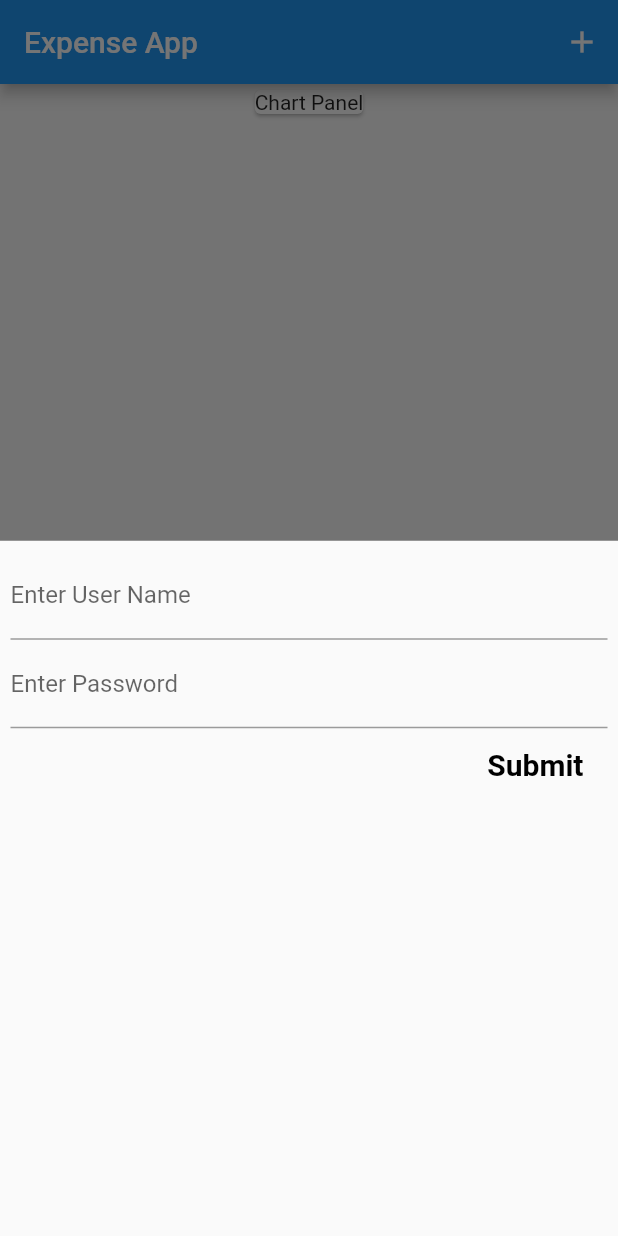
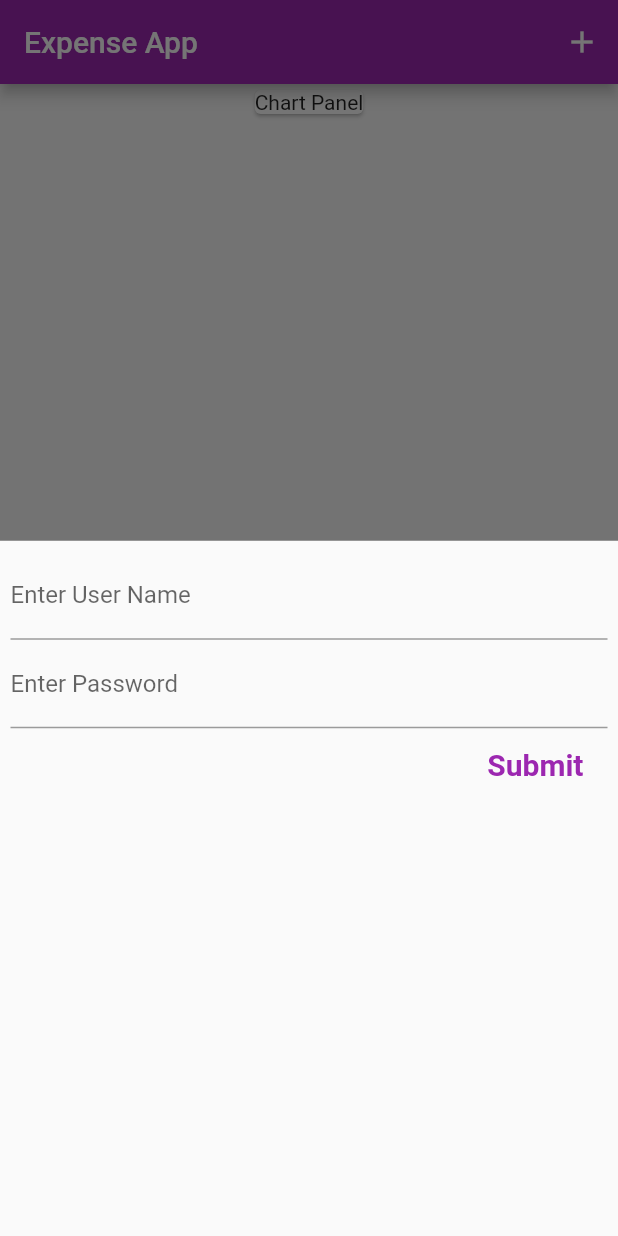
Before and after one commit to sippitechnologies/flutterlearning, a Flutter app: the screen it shows after launch, after a tap on the "add" icon, on a phone screen of 412 x 824 dp. Run offline on Flutter 3.47's test engine with Material 2 defaults, Android fonts, the phone set to English and light mode, and no system bars.

Commit message:
Apply Theming

```diff
--- a/expensionprocess/flutter_app/lib/main.dart
+++ b/expensionprocess/flutter_app/lib/main.dart
@@ -8,11 +8,11 @@ import 'widget/user_transitions.dart';
 void main() {
   runApp(MyApp());
 }
-class MyApp extends StatelessWidget
-{
+
+class MyApp extends StatelessWidget {
   @override
   Widget build(BuildContext context) {
-   return MaterialApp(title: "Expense App",home: MyHomePage());
+    return MaterialApp(title: "Expense App", home: MyHomePage(),theme: ThemeData(primarySwatch:Colors.purple,accentColor: Colors.amber),);
   }
 }
 
@@ -28,8 +28,8 @@ class _MyHomePageState extends State<MyHomePage> {
   void addTransition(String title, double amount) {
     final transition = Transition(
         id: DateTime.now().toString(),
-        title: "Shoes",
-        amount: 90.0,
+        title: title,
+        amount: amount,
         date: DateTime.now());
     setState(() {
       transactions.add(transition);
@@ -40,22 +40,23 @@ class _MyHomePageState extends State<MyHomePage> {
     showModalBottomSheet(
         context: buildContext,
         builder: (dcontext) {
-          return GestureDetector(child: TransitionWidget(addTransition),onTap: (){},behavior: HitTestBehavior.opaque,);
+          return GestureDetector(
+            child: TransitionWidget(addTransition),
+            onTap: () {},
+            behavior: HitTestBehavior.opaque,
+          );
         });
   }
 
   @override
   Widget build(BuildContext context) {
-    return
-      Scaffold(
+    return Scaffold(
       appBar: AppBar(
         title: Text("Expense App"),
         actions: [
           IconButton(
             icon: Icon(Icons.add),
-              onPressed: ()=>
-                stratAddTransactions(context)
-               ,
+            onPressed: () => stratAddTransactions(context),
           )
         ],
       ),
--- a/expensionprocess/flutter_app/lib/widget/new_transition.dart
+++ b/expensionprocess/flutter_app/lib/widget/new_transition.dart
@@ -1,30 +1,37 @@
 import 'package:flutter/material.dart';
-class TransitionWidget extends StatelessWidget
+class TransitionWidget extends StatefulWidget
 {
 
+  Function handler;
+
+  TransitionWidget(this.handler);
+
+  @override
+  _TransitionWidgetState createState() => _TransitionWidgetState();
+}
+
+class _TransitionWidgetState extends State<TransitionWidget> {
   TextEditingController titleController=new TextEditingController();
+
   TextEditingController amountController=new TextEditingController();
-  Function handler;
 
   void onDataSubmitted()
   {
-   /* final title=titleController.text.toString();
-    //final amount =double.parse(amountController.text.toString());
+    final title=titleController.text.toString();
+    final amount =double.parse(amountController.text.toString());
     if(title.isEmpty || amount<=0)
       {
         return ;
-      }*/
-    handler("Hello",90.0);
+      }
+    widget.handler(title,amount);
+    Navigator.of(context).pop();
   }
-  TransitionWidget(this.handler);
+
   @override
   Widget build(BuildContext context) {
-    return Container(child: Column(children: [TextField(decoration: InputDecoration(labelText: "Enter User Name"),controller: titleController,/*onChanged: (val){
-          username=val;
-        }*/),
-      TextField(decoration: InputDecoration(labelText: "Enter Password"),controller: amountController,keyboardType: TextInputType.number,/*onChanged: (val){
-          password=val;
-        }*/),FlatButton(child: Text("Submit",style: TextStyle(color: Colors.black,fontSize: 20,fontWeight: FontWeight.bold),),
+    return Container(child: Column(children: [TextField(decoration: InputDecoration(labelText: "Enter User Name"),
+      controller: titleController,onSubmitted:(context)=> onDataSubmitted(),),
+      TextField(decoration: InputDecoration(labelText: "Enter Password"),controller: amountController,keyboardType: TextInputType.number,onSubmitted:(context)=> onDataSubmitted()),FlatButton(child: Text("Submit",style: TextStyle(color: Theme.of(context).primaryColor,fontSize: 20,fontWeight: FontWeight.bold),),
         onPressed:onDataSubmitted,)],crossAxisAlignment: CrossAxisAlignment.end,),padding: EdgeInsets.all(5),margin: EdgeInsets.all(2),);
   }
 }
--- a/expensionprocess/flutter_app/lib/widget/transition_list.dart
+++ b/expensionprocess/flutter_app/lib/widget/transition_list.dart
@@ -14,9 +14,9 @@ class TransitionList extends StatelessWidget
    return Container(height: 300,
      child: ListView.builder(itemBuilder: (context,index){
        var selectedtranstion= transactions[index];
-       return Card(child: Row(children: [Container (child: Text("\$${selectedtranstion.amount.toStringAsFixed(2)}",style: TextStyle(color: Colors.purple,fontSize: 20,fontWeight: FontWeight.bold),),
+       return Card(child: Row(children: [Container (child: Text("\$${selectedtranstion.amount.toStringAsFixed(2)}",style: TextStyle(color: Theme.of(context).primaryColor,fontSize: 20,fontWeight: FontWeight.bold),),
          margin: EdgeInsets.symmetric(vertical: 10,horizontal: 10),
-         padding: EdgeInsets.all(10),decoration: BoxDecoration(border: Border.all(width: 2,color: Colors.purple,style: BorderStyle.solid)),),
+         padding: EdgeInsets.all(10),decoration: BoxDecoration(border: Border.all(width: 2,color: Theme.of(context).primaryColor,style: BorderStyle.solid)),),
          Column(children: [Text(selectedtranstion.title,style: TextStyle(color: Colors.black,fontSize: 16,fontWeight: FontWeight.bold),),
            Text(DateFormat.yMMMd().format(selectedtranstion.date),style:TextStyle(color: Colors.grey,fontWeight: FontWeight.bold,fontSize: 10),)],
            crossAxisAlignment:CrossAxisAlignment.start ,)],),);
```
Lines whose indentation alone changed are shown as unchanged.
